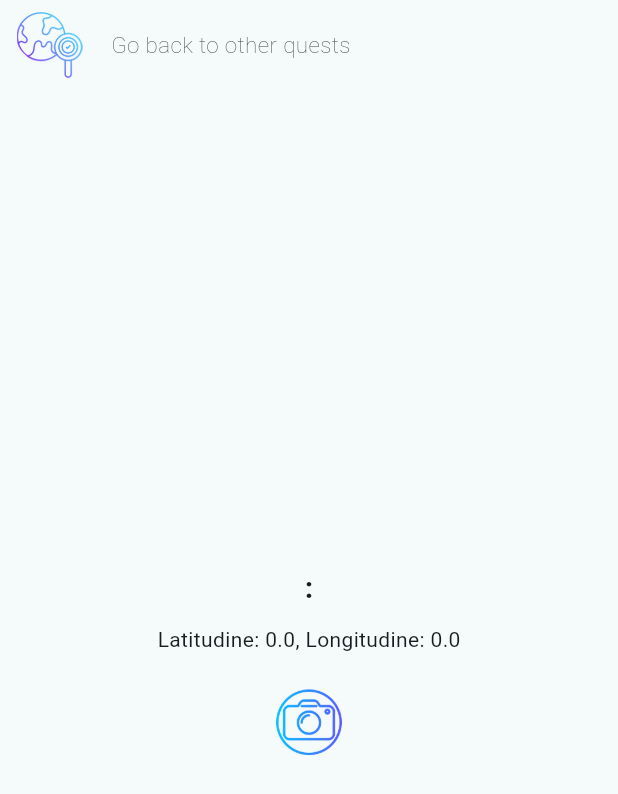
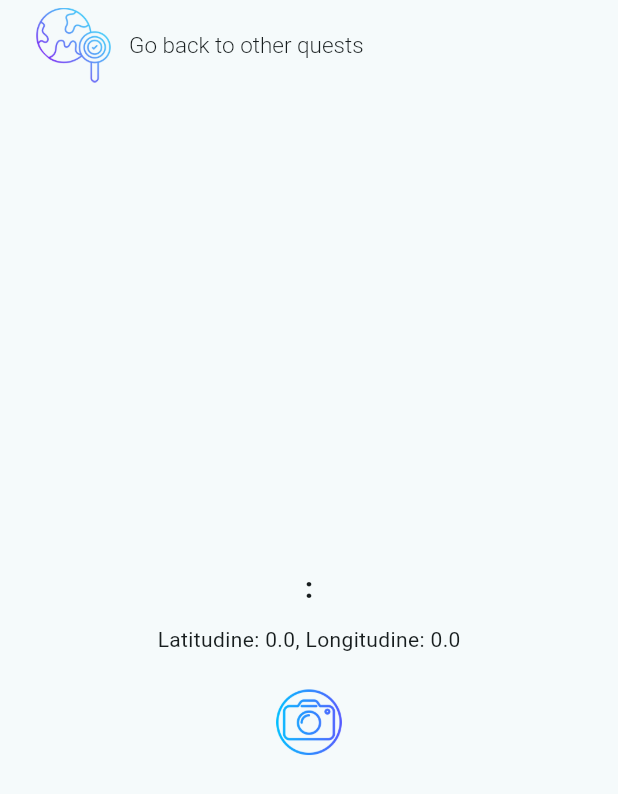
Before and after one commit to MaryRinaldi/intelligearth_mobile_app, a Flutter app: the MapScreen screen opened directly with empty values, on a phone screen of 412 x 824 dp. Shown: the top 794 px of the screen. Run offline on Flutter 3.47's test engine with Material 3 defaults, Android fonts, the phone set to English and light mode, and no system bars; our stand-ins replace image_picker, shared_preferences; accounts and stored records are empty.

Commit message:
appbar in map page

```diff
--- a/lib/screens/map_screen.dart
+++ b/lib/screens/map_screen.dart
@@ -8,12 +8,12 @@ class MapScreen extends StatelessWidget {
     super.key,
     required this.latitude,
     required this.longitude,
-    required this.questTitle, // Ricevi anche il titolo della quest
+    required this.questTitle,
   });
 
   final double latitude;
   final double longitude;
-  final String questTitle; // Aggiungi una variabile per il titolo
+  final String questTitle;
 
   Future<void> _openCamera(BuildContext context) async {
     final picker = ImagePicker();
@@ -38,10 +38,10 @@ class MapScreen extends StatelessWidget {
   @override
   Widget build(BuildContext context) {
     return Scaffold(
-      appBar: PreferredSize(
-        preferredSize: Size.fromHeight(60),
-        child: Row(
-          mainAxisAlignment: MainAxisAlignment.start,
+      appBar: AppBar(
+  automaticallyImplyLeading: false, // Rimuove la freccia di navigazione
+  toolbarHeight: 60, // Altezza dell'AppBar
+  title: Row(
     children: [
       GestureDetector(
         onTap: () {
@@ -64,10 +64,10 @@ class MapScreen extends StatelessWidget {
           ),
         ),
       ),
-            const SizedBox(width: 8), // Spazio tra l'icona e il testo
+      const SizedBox(width: 4),
       const Text(
         'Go back to other quests',
-              style: TextStyle(fontSize: 15, fontWeight: FontWeight.w200), // Stile del testo
+        style: TextStyle(fontSize: 15, fontWeight: FontWeight.w300),
       ),
     ],
   ),
```
Lines whose indentation alone changed are shown as unchanged.
